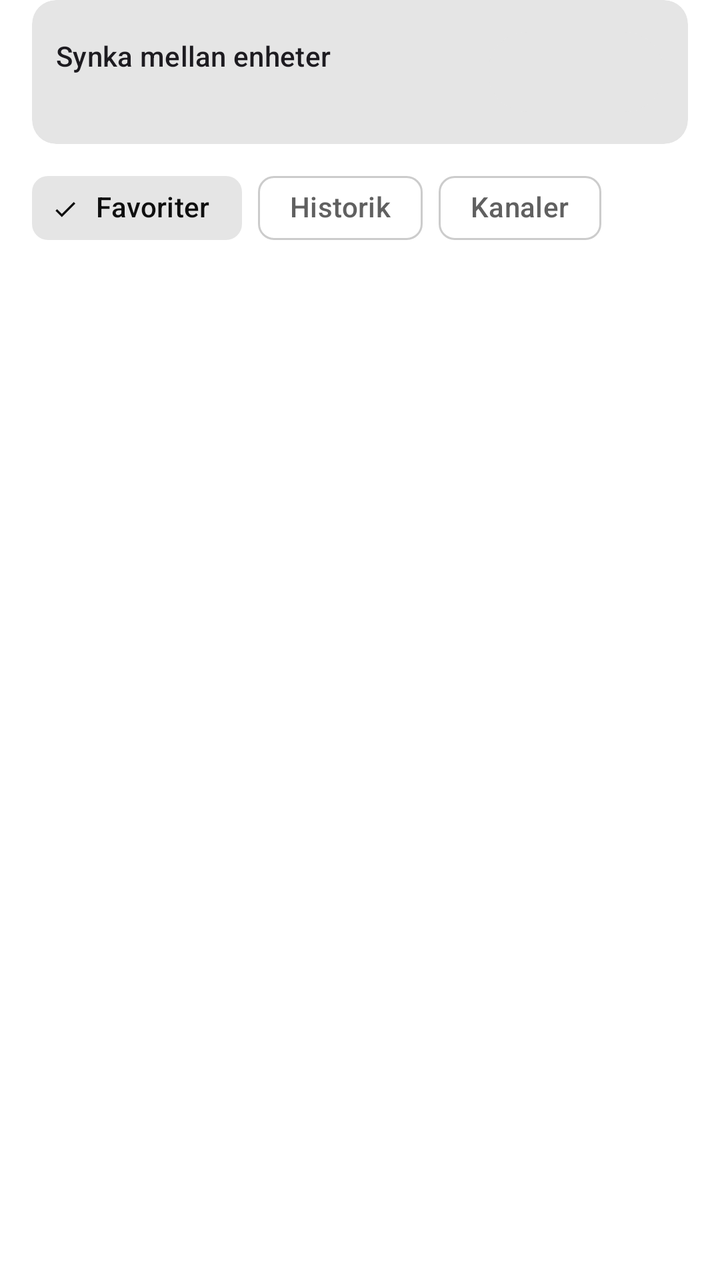
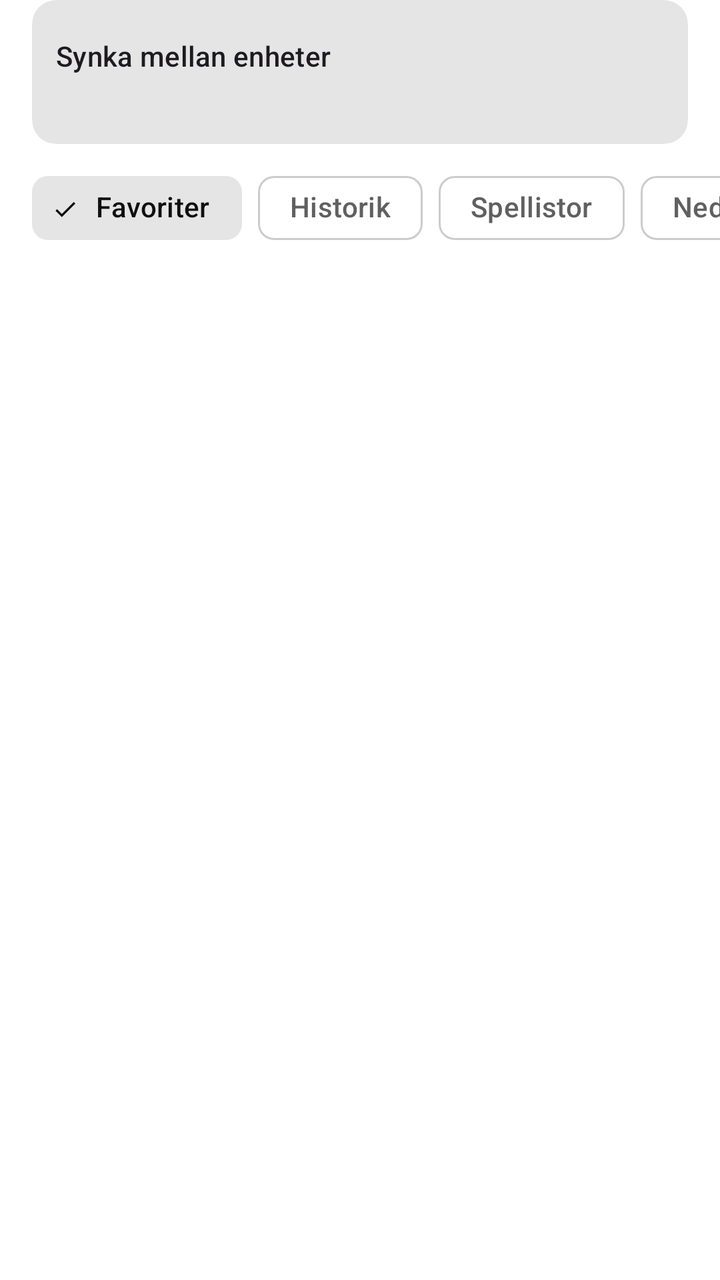

Two renders of the same Android screen: before a commit and after it. Below are the layout's source before the change and the commit's diff.
<!-- AndroidManifest.xml: application theme Theme.CarTube -->
<!-- res/layout/fragment_library.xml -->
<?xml version="1.0" encoding="utf-8"?>
<LinearLayout xmlns:android="http://schemas.android.com/apk/res/android"
    xmlns:app="http://schemas.android.com/apk/res-auto"
    android:layout_width="match_parent"
    android:layout_height="match_parent"
    android:orientation="vertical">

    <com.google.android.material.card.MaterialCardView
        android:id="@+id/syncCard"
        style="@style/Widget.Material3.CardView.Filled"
        android:layout_width="match_parent"
        android:layout_height="wrap_content"
        android:layout_marginHorizontal="16dp"
        android:layout_marginBottom="8dp">

        <LinearLayout
            android:layout_width="match_parent"
            android:layout_height="wrap_content"
            android:gravity="center_vertical"
            android:orientation="horizontal"
            android:padding="12dp">

            <LinearLayout
                android:layout_width="0dp"
                android:layout_height="wrap_content"
                android:layout_weight="1"
                android:orientation="vertical">

                <TextView
                    android:layout_width="wrap_content"
                    android:layout_height="wrap_content"
                    android:text="@string/sync_title"
                    android:textAppearance="?attr/textAppearanceTitleSmall" />

                <TextView
                    android:id="@+id/syncStatus"
                    android:layout_width="wrap_content"
                    android:layout_height="wrap_content"
                    android:textAppearance="?attr/textAppearanceBodySmall"
                    android:textColor="?attr/colorOnSurfaceVariant" />
            </LinearLayout>

            <com.google.android.material.button.MaterialButton
                android:id="@+id/syncButton"
                style="@style/Widget.Material3.Button.TonalButton"
                android:layout_width="wrap_content"
                android:layout_height="wrap_content" />
        </LinearLayout>
    </com.google.android.material.card.MaterialCardView>

    <HorizontalScrollView
        android:layout_width="match_parent"
        android:layout_height="wrap_content"
        android:scrollbars="none">

        <com.google.android.material.chip.ChipGroup
            android:id="@+id/filter"
            android:layout_width="wrap_content"
            android:layout_height="wrap_content"
            android:paddingHorizontal="16dp"
            app:checkedChip="@+id/chipFavorites"
            app:selectionRequired="true"
            app:singleLine="true"
            app:singleSelection="true">

            <com.google.android.material.chip.Chip
                android:id="@+id/chipFavorites"
                style="@style/Widget.Material3.Chip.Filter"
                android:layout_width="wrap_content"
                android:layout_height="wrap_content"
                android:text="@string/tab_favorites" />

            <com.google.android.material.chip.Chip
                android:id="@+id/chipHistory"
                style="@style/Widget.Material3.Chip.Filter"
                android:layout_width="wrap_content"
                android:layout_height="wrap_content"
                android:text="@string/tab_history" />

            <com.google.android.material.chip.Chip
                android:id="@+id/chipSubscriptions"
                style="@style/Widget.Material3.Chip.Filter"
                android:layout_width="wrap_content"
                android:layout_height="wrap_content"
                android:text="@string/tab_subscriptions" />
        </com.google.android.material.chip.ChipGroup>
    </HorizontalScrollView>

    <com.google.android.material.button.MaterialButton
        android:id="@+id/importButton"
        style="@style/Widget.Material3.Button.TonalButton"
        android:layout_width="wrap_content"
        android:layout_height="wrap_content"
        android:layout_marginHorizontal="16dp"
        android:text="@string/import_title"
        android:visibility="gone"
        app:icon="@drawable/ic_download" />

    <com.google.android.material.button.MaterialButton
        android:id="@+id/clearHistoryButton"
        style="@style/Widget.Material3.Button.TextButton"
        android:layout_width="wrap_content"
        android:layout_height="wrap_content"
        android:layout_marginHorizontal="8dp"
        android:text="@string/clear_history"
        android:visibility="gone" />

    <FrameLayout
        android:layout_width="match_parent"
        android:layout_height="0dp"
        android:layout_weight="1">

        <androidx.recyclerview.widget.RecyclerView
            android:id="@+id/list"
            android:layout_width="match_parent"
            android:layout_height="match_parent"
            android:clipToPadding="false"
            android:paddingVertical="4dp"
            app:layoutManager="androidx.recyclerview.widget.LinearLayoutManager" />

        <TextView
            android:id="@+id/empty"
            android:layout_width="match_parent"
            android:layout_height="wrap_content"
            android:layout_gravity="center"
            android:gravity="center"
            android:padding="32dp"
            android:textAppearance="?attr/textAppearanceBodyLarge" />
    </FrameLayout>
</LinearLayout>
<!-- resources referenced by this layout -->
<resources>
  <!-- drawable ic_download (drawable) -->
  <vector xmlns:android="http://schemas.android.com/apk/res/android"
      android:width="24dp" android:height="24dp" android:viewportWidth="24" android:viewportHeight="24"
      android:tint="?attr/colorControlNormal">
      <path android:fillColor="#FFFFFFFF" android:pathData="M11,3h2v10l3.5,-3.5 1.4,1.4L12,16.8 6.1,10.9l1.4,-1.4L11,13zM4,19h16v2H4z" />
  </vector>
  <string name="clear_history">Rensa historik</string>
  <string name="import_title">Importera från YouTube</string>
  <string name="sync_title">Synka mellan enheter</string>
  <string name="tab_favorites">Favoriter</string>
  <string name="tab_history">Historik</string>
  <string name="tab_subscriptions">Kanaler</string>
  <style name="Theme.CarTube" parent="Theme.Material3.DayNight.NoActionBar">
          <item name="colorPrimary">@color/brand</item>
          <item name="colorOnPrimary">@android:color/white</item>
          <item name="colorPrimaryContainer">#FFDAD6</item>
          <item name="colorOnPrimaryContainer">#410002</item>
          <item name="colorSecondary">@color/brand_dark</item>
          
          <item name="colorSecondaryContainer">#E5E5E5</item>
          <item name="colorOnSecondaryContainer">#0F0F0F</item>
          <item name="android:colorBackground">#FFFFFF</item>
          <item name="colorSurface">#FFFFFF</item>
          <item name="colorSurfaceContainerLowest">#FFFFFF</item>
          <item name="colorSurfaceContainerLow">#F9F9F9</item>
          <item name="colorSurfaceContainer">#F2F2F2</item>
          <item name="colorSurfaceContainerHigh">#ECECEC</item>
          <item name="colorSurfaceContainerHighest">#E5E5E5</item>
          <item name="colorOnSurface">#0F0F0F</item>
          <item name="colorOnSurfaceVariant">#606060</item>
          <item name="colorOutline">#CCCCCC</item>
          <item name="colorOutlineVariant">#E5E5E5</item>
      </style>
  <color name="brand">#E53935</color>
  <color name="brand_dark">#B71C1C</color>
</resources>

<!-- the commit's change to res/layout/fragment_library.xml (unified diff, before → after) -->
@@ -78,6 +78,20 @@
                 android:text="@string/tab_history" />
 
             <com.google.android.material.chip.Chip
+                android:id="@+id/chipPlaylists"
+                style="@style/Widget.Material3.Chip.Filter"
+                android:layout_width="wrap_content"
+                android:layout_height="wrap_content"
+                android:text="@string/playlists" />
+
+            <com.google.android.material.chip.Chip
+                android:id="@+id/chipDownloads"
+                style="@style/Widget.Material3.Chip.Filter"
+                android:layout_width="wrap_content"
+                android:layout_height="wrap_content"
+                android:text="@string/downloads" />
+
+            <com.google.android.material.chip.Chip
                 android:id="@+id/chipSubscriptions"
                 style="@style/Widget.Material3.Chip.Filter"
                 android:layout_width="wrap_content"
@@ -95,6 +109,16 @@
         android:text="@string/import_title"
         android:visibility="gone"
         app:icon="@drawable/ic_download" />
+
+    <com.google.android.material.button.MaterialButton
+        android:id="@+id/newPlaylistButton"
+        style="@style/Widget.Material3.Button.TonalButton"
+        android:layout_width="wrap_content"
+        android:layout_height="wrap_content"
+        android:layout_marginHorizontal="16dp"
+        android:text="@string/playlist_new"
+        android:visibility="gone"
+        app:icon="@drawable/ic_playlist_add" />
 
     <com.google.android.material.button.MaterialButton
         android:id="@+id/clearHistoryButton"
<!-- resource entries referenced after the edit -->
@@ -6,8 +6,17 @@
       android:tint="?attr/colorControlNormal">
       <path android:fillColor="#FFFFFFFF" android:pathData="M11,3h2v10l3.5,-3.5 1.4,1.4L12,16.8 6.1,10.9l1.4,-1.4L11,13zM4,19h16v2H4z" />
   </vector>
+  <!-- drawable ic_playlist_add (drawable) -->
+  <vector xmlns:android="http://schemas.android.com/apk/res/android"
+      android:width="24dp" android:height="24dp" android:viewportWidth="24" android:viewportHeight="24"
+      android:tint="?attr/colorControlNormal">
+      <path android:fillColor="#FFFFFFFF" android:pathData="M3,6h12v2H3zM3,10h12v2H3zM3,14h8v2H3zM17,10h2v4h4v2h-4v4h-2v-4h-4v-2h4z" />
+  </vector>
   <string name="clear_history">Rensa historik</string>
+  <string name="downloads">Nedladdat</string>
   <string name="import_title">Importera från YouTube</string>
+  <string name="playlist_new">Ny spellista</string>
+  <string name="playlists">Spellistor</string>
   <string name="sync_title">Synka mellan enheter</string>
   <string name="tab_favorites">Favoriter</string>
   <string name="tab_history">Historik</string>
